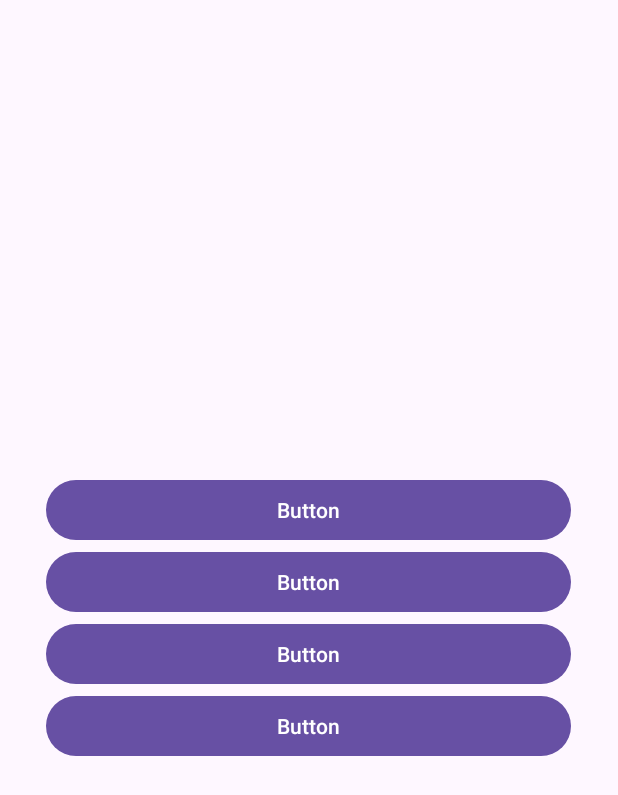
After one commit to VaultSoldier/EmergencyAPP, an Android app: the fragment HomeFragment shown on its own in the app's theme, on a phone screen of 412 x 824 dp. The commit adds this screen. Shown: the top 795 px of the screen. Run offline under Robolectric (Android 15) with nearby library versions, the phone set to English and light mode, and no system bars.

Commit message:
Working buttons in fragment to fragment scenarios and refactor

```diff
--- /dev/null
+++ b/app/src/main/java/com/example/emergencyapp/fragments/HomeFragment.kt
@@ -0,0 +1,42 @@
+package com.example.emergencyapp.fragments
+
+import android.os.Bundle
+import android.view.LayoutInflater
+import android.view.View
+import android.view.ViewGroup
+import android.widget.Button
+import androidx.fragment.app.Fragment
+import com.example.emergencyapp.R
+
+class HomeFragment : Fragment() {
+
+    override fun onCreate(savedInstanceState: Bundle?) {
+        super.onCreate(savedInstanceState)
+
+    }
+
+    override fun onCreateView(
+        inflater: LayoutInflater, container: ViewGroup?,
+        savedInstanceState: Bundle?
+    ): View? {
+        val view = inflater.inflate(R.layout.fragment_home, container, false)
+
+        val button: Button = view.findViewById(R.id.buttonFire)
+        button.setOnClickListener {
+            // Call a function to open Fragment
+            openFireFragment()
+        }
+
+        return view
+    }
+
+    private fun openFireFragment() {
+        val fireFrag = FireFragment()
+
+
+        val transaction = requireActivity().supportFragmentManager.beginTransaction()
+        transaction.replace(R.id.frame_layout, fireFrag)
+        transaction.addToBackStack(null) // Optional: Add the transaction to the back stack
+        transaction.commit()
+    }
+}
--- a/app/src/main/res/layout/activity_main.xml
+++ b/app/src/main/res/layout/activity_main.xml
@@ -4,6 +4,7 @@
     xmlns:tools="http://schemas.android.com/tools"
     android:layout_width="match_parent"
     android:layout_height="match_parent"
+    android:id="@+id/main_layout"
     tools:context=".MainActivity">
 
     <FrameLayout
@@ -14,7 +15,6 @@
         app:layout_constraintEnd_toEndOf="parent"
         app:layout_constraintStart_toStartOf="parent"
         app:layout_constraintTop_toTopOf="parent">
-
     </FrameLayout>
 
     <com.google.android.material.bottomnavigation.BottomNavigationView
--- a/app/src/main/res/layout/fragment_calls.xml
+++ b/app/src/main/res/layout/fragment_calls.xml
@@ -4,7 +4,7 @@
     xmlns:tools="http://schemas.android.com/tools"
     android:layout_width="match_parent"
     android:layout_height="match_parent"
-    tools:context=".Calls">
+    tools:context=".fragments.CallsFragment">
 
     <LinearLayout
         android:layout_width="match_parent"
--- a/app/src/main/res/layout/fragment_home.xml
+++ b/app/src/main/res/layout/fragment_home.xml
@@ -1,16 +1,21 @@
 <?xml version="1.0" encoding="utf-8"?>
-<FrameLayout xmlns:android="http://schemas.android.com/apk/res/android"
+<androidx.constraintlayout.widget.ConstraintLayout xmlns:android="http://schemas.android.com/apk/res/android"
     xmlns:app="http://schemas.android.com/apk/res-auto"
     xmlns:tools="http://schemas.android.com/tools"
     android:layout_width="match_parent"
     android:layout_height="match_parent"
-    tools:context=".Home">
+    tools:context=".fragments.HomeFragment">
 
     <LinearLayout
+        android:id="@+id/linear_layout"
         android:layout_width="match_parent"
         android:layout_height="match_parent"
         android:gravity="center"
-        android:orientation="vertical">
+        android:orientation="vertical"
+        app:layout_constraintBottom_toBottomOf="parent"
+        app:layout_constraintEnd_toEndOf="parent"
+        app:layout_constraintStart_toStartOf="parent"
+        app:layout_constraintTop_toTopOf="parent">
 
         <Button
             android:id="@+id/buttonFire"
@@ -36,4 +41,4 @@
             android:layout_height="wrap_content"
             android:text="Button" />
     </LinearLayout>
-</FrameLayout>
+</androidx.constraintlayout.widget.ConstraintLayout>
```
Also changed, not shown: app/src/main/java/com/example/emergencyapp/Calls.kt (deleted, +0 -59 lines), app/src/main/java/com/example/emergencyapp/Home.kt (deleted, +0 -59 lines), app/src/main/java/com/example/emergencyapp/MainActivity.kt (+5 -6 lines), app/src/main/java/com/example/emergencyapp/fragments/CallsFragment.kt (added, +25 -0 lines), app/src/main/java/com/example/emergencyapp/fragments/FireFragment.kt (added, +24 -0 lines), app/src/main/res/layout/fragment_fire.xml (added, +18 -0 lines).
